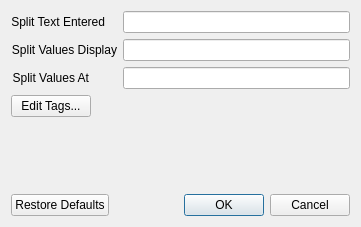
Above: music_modify/gui/ui/dialog_prefs.ui from Kayzels/Music-Modify before the change. Below: the same form after it.
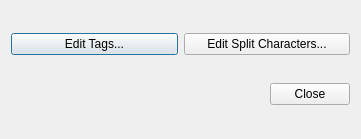
That is the form after the change.

Commit message:
refactor[prefs]: Move accepting prefs into subdialogs
Completes the work started in commit 7daf15f (refactor[prefs]: Create
new split prefs dialog, 2025-05-01) to make prefs dialogs commit on the
types rather than a single master OK button.

Diff of the .ui file:
```diff
--- a/music_modify/gui/ui/dialog_prefs.ui
+++ b/music_modify/gui/ui/dialog_prefs.ui
@@ -7,83 +7,13 @@
     <x>0</x>
     <y>0</y>
     <width>361</width>
-    <height>227</height>
+    <height>139</height>
    </rect>
   </property>
   <property name="windowTitle">
    <string>Preferences</string>
   </property>
   <layout class="QVBoxLayout" name="verticalLayout">
-   <item>
-    <layout class="QFormLayout" name="formLayout_2">
-     <item row="0" column="0">
-      <widget class="QLabel" name="label_split_text_entered">
-       <property name="toolTip">
-        <string>&lt;html&gt;&lt;head/&gt;&lt;body&gt;&lt;p&gt;The symbol that should split the data typed in. For example, with it set to be &amp;quot;,&amp;quot;, John Smith, Jane Doe should be understood as two separate values.&lt;/p&gt;&lt;p&gt;&lt;br/&gt;&lt;/p&gt;&lt;/body&gt;&lt;/html&gt;</string>
-       </property>
-       <property name="text">
-        <string>Split Text Entered</string>
-       </property>
-       <property name="alignment">
-        <set>Qt::AlignmentFlag::AlignRight|Qt::AlignmentFlag::AlignTrailing|Qt::AlignmentFlag::AlignVCenter</set>
-       </property>
-       <property name="wordWrap">
-        <bool>true</bool>
-       </property>
-       <property name="buddy">
-        <cstring>line_edit_split_text_entered</cstring>
-       </property>
-      </widget>
-     </item>
-     <item row="0" column="1">
-      <widget class="QLineEdit" name="line_edit_split_text_entered"/>
-     </item>
-     <item row="1" column="0">
-      <widget class="QLabel" name="label_split_values_display">
-       <property name="toolTip">
-        <string>&lt;html&gt;&lt;head/&gt;&lt;body&gt;&lt;p&gt;The symbol that should be used in the table to show when there are multiple items in a field. If set to \\, John Smith, Jane Doe would be shown as John Smith\\Jane Doe&lt;/p&gt;&lt;p/&gt;&lt;/body&gt;&lt;/html&gt;</string>
-       </property>
-       <property name="text">
-        <string>Split Values Display</string>
-       </property>
-       <property name="alignment">
-        <set>Qt::AlignmentFlag::AlignRight|Qt::AlignmentFlag::AlignTrailing|Qt::AlignmentFlag::AlignVCenter</set>
-       </property>
-       <property name="wordWrap">
-        <bool>true</bool>
-       </property>
-       <property name="buddy">
-        <cstring>line_edit_split_values_display</cstring>
-       </property>
-      </widget>
-     </item>
-     <item row="1" column="1">
-      <widget class="QLineEdit" name="line_edit_split_values_display"/>
-     </item>
-     <item row="2" column="0">
-      <widget class="QLabel" name="label_split_values_at">
-       <property name="toolTip">
-        <string>&lt;html&gt;&lt;head/&gt;&lt;body&gt;&lt;p&gt;The symbol used when existing values should be split. For example, if an existing field is John Smith; Jane Doe, this should split it into separate values.&lt;/p&gt;&lt;p/&gt;&lt;/body&gt;&lt;/html&gt;</string>
-       </property>
-       <property name="text">
-        <string>Split Values At</string>
-       </property>
-       <property name="alignment">
-        <set>Qt::AlignmentFlag::AlignRight|Qt::AlignmentFlag::AlignTrailing|Qt::AlignmentFlag::AlignVCenter</set>
-       </property>
-       <property name="wordWrap">
-        <bool>true</bool>
-       </property>
-       <property name="buddy">
-        <cstring>line_edit_split_values_at</cstring>
-       </property>
-      </widget>
-     </item>
-     <item row="2" column="1">
-      <widget class="QLineEdit" name="line_edit_split_values_at"/>
-     </item>
-    </layout>
-   </item>
    <item>
     <layout class="QHBoxLayout" name="horizontalLayout">
      <item>
@@ -97,40 +27,21 @@
       </widget>
      </item>
      <item>
-      <spacer name="horizontalSpacer">
-       <property name="orientation">
-        <enum>Qt::Orientation::Horizontal</enum>
+      <widget class="QPushButton" name="button_edit_split">
+       <property name="text">
+        <string>Edit Split Characters...</string>
        </property>
-       <property name="sizeHint" stdset="0">
-        <size>
-         <width>40</width>
-         <height>20</height>
-        </size>
-       </property>
-      </spacer>
+      </widget>
      </item>
     </layout>
    </item>
-   <item>
-    <spacer name="verticalSpacer">
-     <property name="orientation">
-      <enum>Qt::Orientation::Vertical</enum>
-     </property>
-     <property name="sizeHint" stdset="0">
-      <size>
-       <width>20</width>
-       <height>40</height>
-      </size>
-     </property>
-    </spacer>
-   </item>
    <item>
     <widget class="QDialogButtonBox" name="button_box">
      <property name="orientation">
       <enum>Qt::Orientation::Horizontal</enum>
      </property>
      <property name="standardButtons">
-      <set>QDialogButtonBox::StandardButton::Cancel|QDialogButtonBox::StandardButton::Ok|QDialogButtonBox::StandardButton::RestoreDefaults</set>
+      <set>QDialogButtonBox::StandardButton::Close</set>
      </property>
     </widget>
    </item>
```
The commit also changes 8 other files.
